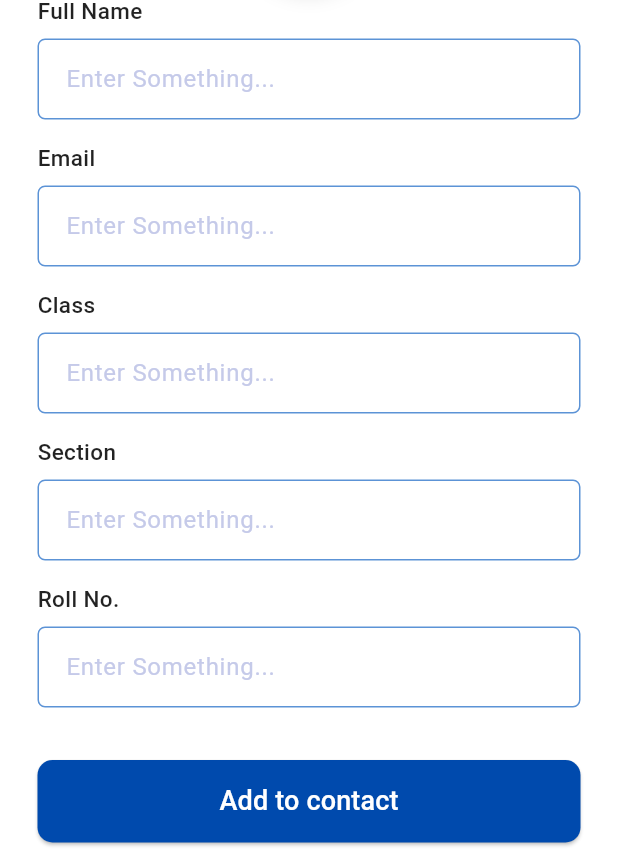
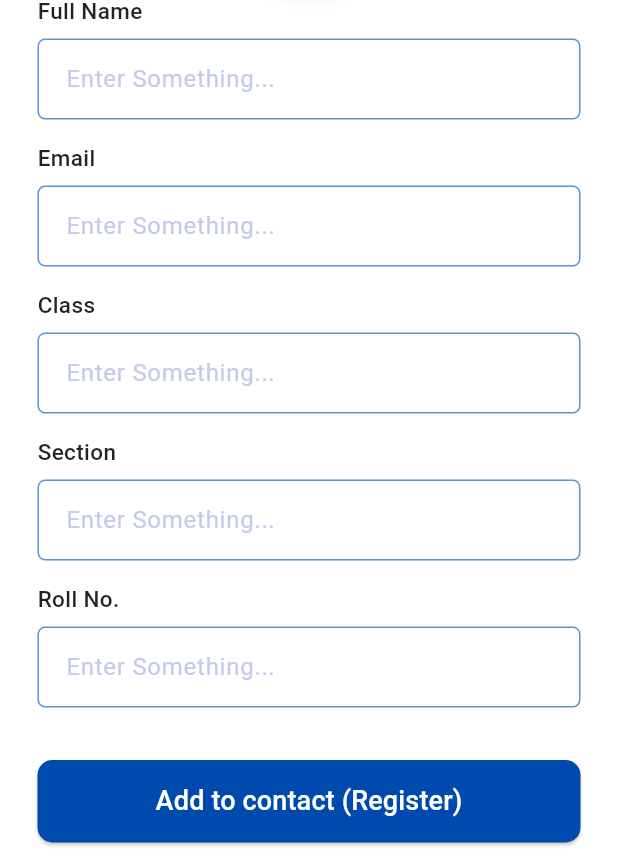
Before and after one commit to izzulhaq/RekaysaInteraksi, a Flutter app: the RegisterView screen opened directly, on a phone screen of 412 x 824 dp, the part 374-1236 px from its top. Run offline on Flutter 3.47's test engine with Material 3 defaults, Android fonts, the light colour scheme and no system bars; our stand-ins replace firebase_auth, firebase_core, get; accounts and stored records are empty; Roboto replaces fonts that are missing (Poppins).

Commit message:
YusronProgres

```diff
--- a/lib/app/modules/authentifikasi/views/register_view.dart
+++ b/lib/app/modules/authentifikasi/views/register_view.dart
@@ -76,26 +76,29 @@ class RegisterView extends GetView<AuthentifikasiController> {
                   const SizedBox(height: 20),
 
                   // Button Add to Contact
-                  SizedBox(
+                  Obx(() => SizedBox(
                     width: double.infinity,
                     height: 55,
                     child: ElevatedButton(
-                      onPressed: () {
-                        // Logika Register di sini
-                        print("Data: ${controller.fullNameC.text}");
-                      },
+                      onPressed: controller.isLoading.value
+                          ? null
+                          : () {
+                              controller.registerUser(); // Panggil fungsi Register Firebase
+                            },
                       style: ElevatedButton.styleFrom(
                         backgroundColor: primaryBlue,
                         shape: RoundedRectangleBorder(
                           borderRadius: BorderRadius.circular(10),
                         ),
                       ),
-                      child: const Text(
-                        "Add to contact",
-                        style: TextStyle(fontSize: 18, color: Colors.white),
-                      ),
+                      child: controller.isLoading.value
+                          ? const CircularProgressIndicator(color: Colors.white)
+                          : const Text(
+                              "Add to contact (Register)",
+                              style: TextStyle(fontSize: 18, color: Colors.white),
+                            ),
                     ),
-                  ),
+                  )),
                   const SizedBox(height: 30),
                 ],
               ),
--- a/lib/app/routes/app_pages.dart
+++ b/lib/app/routes/app_pages.dart
@@ -16,7 +16,7 @@ class AppPages {
   AppPages._();
 
   // Route awal saat aplikasi dibuka
-  static const INITIAL = Routes.HOME;
+  static const INITIAL = Routes.AUTHENTIFIKASI;
 
   static final routes = [
     GetPage(
```
Also changed, not shown: lib/app/modules/authentifikasi/controllers/authentifikasi_controller.dart (+82 -5 lines), lib/app/modules/authentifikasi/views/authentifikasi_view.dart (+13 -10 lines), lib/main.dart (+17 -4 lines).
